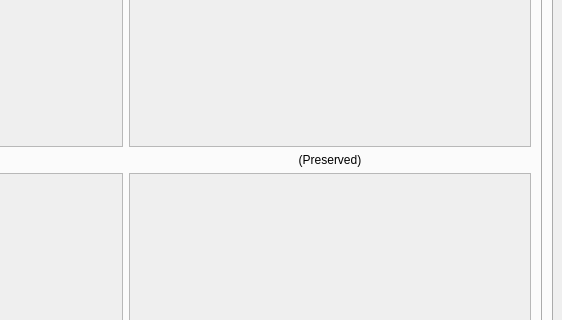
Qt form craft/user_interface.ui (cunarist/solie) before a commit; both pictures show x 718 to 1280 and y 224 to 544 of the 1280 by 720 pixel window.
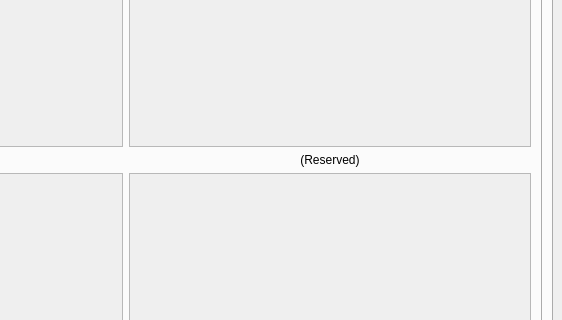
The same form after that commit. The open tabs and pages were chosen to show the change. Custom widgets are drawn as their Qt base class.

The edit to the form file:
```diff
--- a/craft/user_interface.ui
+++ b/craft/user_interface.ui
@@ -2068,7 +2068,7 @@
               <item row="2" column="2">
                <widget class="QLabel" name="label_40">
                 <property name="text">
-                 <string>(Preserved)</string>
+                 <string>(Reserved)</string>
                 </property>
                 <property name="alignment">
                  <set>Qt::AlignCenter</set>
```
